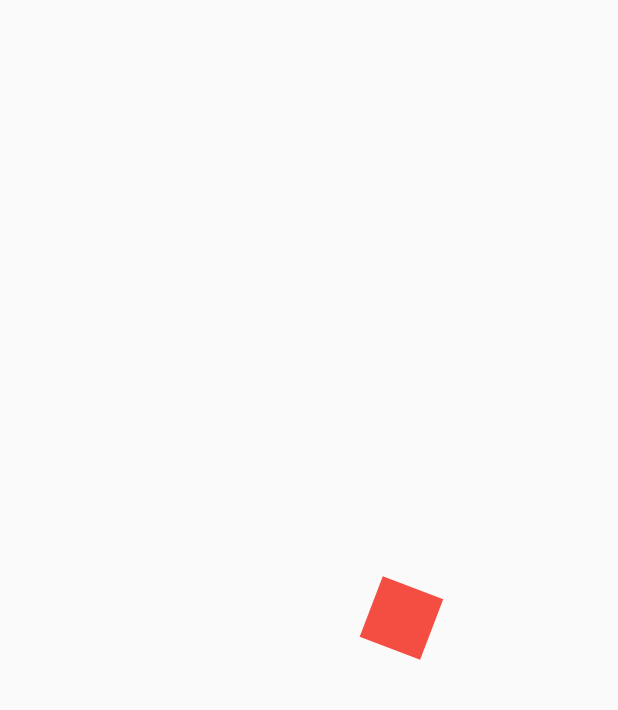
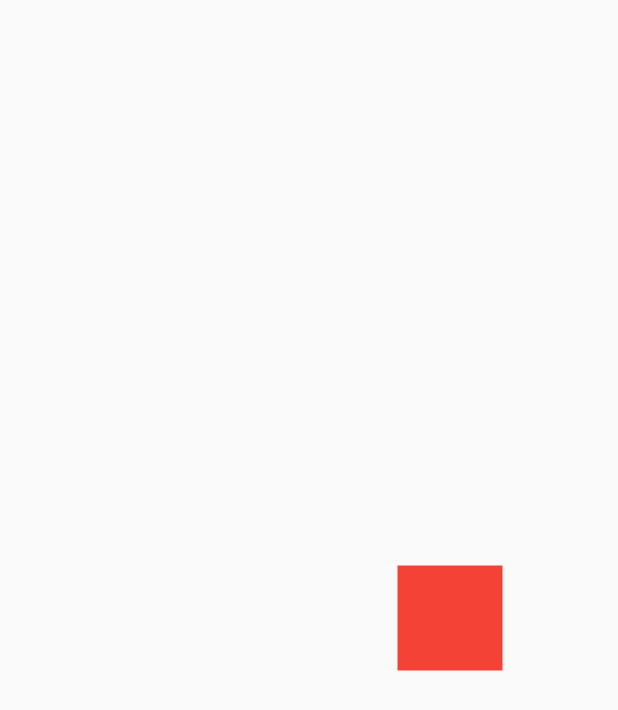
Before and after one commit to julianfrancodev/bug-free-flutter-painter-animatios, a Flutter app: the first screen one second after launch, on a phone screen of 412 x 824 dp. Shown: the top 710 px of the screen. Run offline on Flutter 3.47's test engine with Material 2 defaults, Android fonts, the phone set to English and light mode, and no system bars.

Commit message:
improve new rectangle animation

```diff
--- /dev/null
+++ b/lib/challenges/box_animated.dart
@@ -0,0 +1,83 @@
+import 'package:flutter/material.dart';
+
+class BoxAnimatedPage extends StatelessWidget {
+  @override
+  Widget build(BuildContext context) {
+    return Scaffold(
+      body: Center(child: _RectangleAnimated()),
+    );
+  }
+}
+
+class _Rectagle extends StatelessWidget {
+  @override
+  Widget build(BuildContext context) {
+    return Container(
+      width: 70,
+      height: 70,
+      decoration: BoxDecoration(color: Colors.red),
+    );
+  }
+}
+
+class _RectangleAnimated extends StatefulWidget {
+  @override
+  __RectangleAnimatedState createState() => __RectangleAnimatedState();
+}
+
+class __RectangleAnimatedState extends State<_RectangleAnimated>
+    with SingleTickerProviderStateMixin {
+  AnimationController controller;
+
+  Animation<double> moveToRight;
+  Animation<double> moveToUp;
+  Animation<double> moveToLeft;
+  Animation<double> moveToDown;
+
+  @override
+  void initState() {
+    // TODO: implement initState
+
+    controller = new AnimationController(
+        vsync: this, duration: Duration(milliseconds: 4000));
+
+    moveToRight = Tween(begin: 0.0, end: 100.0).animate(CurvedAnimation(
+        parent: controller,
+        curve: Interval(0.0, 0.25, curve: Curves.bounceOut)));
+    moveToUp = Tween(begin: 0.0, end: -100.0).animate(CurvedAnimation(
+        parent: controller,
+        curve: Interval(0.25, 0.50, curve: Curves.bounceOut)));
+    moveToLeft = Tween(begin: 0.0, end: -100.0).animate(CurvedAnimation(
+        parent: controller,
+        curve: Interval(0.5, 0.75, curve: Curves.bounceOut)));
+    moveToDown = Tween(begin: 0.0, end: 100.0).animate(CurvedAnimation(
+        parent: controller,
+        curve: Interval(0.75, 1.0, curve: Curves.bounceOut)));
+
+    super.initState();
+  }
+
+  @override
+  void dispose() {
+    // TODO: implement dispose
+    controller.dispose();
+    super.dispose();
+  }
+
+  @override
+  Widget build(BuildContext context) {
+    controller.forward();
+    print(moveToRight.value);
+    return AnimatedBuilder(
+      animation: controller,
+      child: _Rectagle(),
+      builder: (context, child) {
+        return Transform.translate(
+          offset: Offset(moveToRight.value + moveToLeft.value,
+              moveToUp.value + moveToDown.value),
+          child: child,
+        );
+      },
+    );
+  }
+}
--- a/lib/main.dart
+++ b/lib/main.dart
@@ -1,3 +1,4 @@
+import 'package:custom_painter/challenges/box_animated.dart';
 import 'package:custom_painter/pages/animations_page.dart';
 import 'package:custom_painter/pages/header_page.dart';
 import 'package:flutter/material.dart';
@@ -5,6 +6,6 @@ import 'package:flutter/material.dart';
 void main(){
   runApp(MaterialApp(
     debugShowCheckedModeBanner: false,
-    home: AnimationsPage(),
+    home: BoxAnimatedPage(),
   ));
 }
--- a/lib/pages/animations_page.dart
+++ b/lib/pages/animations_page.dart
@@ -33,8 +33,10 @@ class _AnimatedRectagleState extends State<AnimatedRectagle>
   AnimationController controller;
   Animation<double> rotation;
   Animation<double> opacity;
+
   Animation<double> moveToRight;
   Animation<double> scale;
+  Animation<double> opacityOut;
 
   @override
   void initState() {
@@ -47,6 +49,9 @@ class _AnimatedRectagleState extends State<AnimatedRectagle>
     opacity = Tween(begin: 0.1, end: 1.0).animate((CurvedAnimation(
         parent: controller, curve: Interval(0, 0.25, curve: Curves.easeOut))));
 
+    opacityOut = Tween(begin: 0.1, end: 1.0).animate((CurvedAnimation(
+        parent: controller, curve: Interval(0.75, 1.0, curve: Curves.easeOut))));
+
     moveToRight = Tween(begin: 0.0, end: 200.0)
         .animate(CurvedAnimation(parent: controller, curve: Curves.easeOut));
 
@@ -54,7 +59,6 @@ class _AnimatedRectagleState extends State<AnimatedRectagle>
         .animate(CurvedAnimation(parent: controller, curve: Curves.easeOut));
 
     controller.addListener(() {
-      print('Status ${controller.status}');
 
       if (controller.status == AnimationStatus.completed) {
         controller.reverse();
@@ -78,12 +82,14 @@ class _AnimatedRectagleState extends State<AnimatedRectagle>
       animation: controller,
       child: _Rectagle(),
       builder: (context, child) {
+        print('Opacity ${opacity.status}');
+        // print('Rotation ${rotation.status}');
         return Transform.translate(
           offset: Offset(moveToRight.value, 0),
           child: Transform.rotate(
               angle: rotation.value,
               child: Opacity(
-                opacity: opacity.value,
+                opacity: opacity.value - opacityOut.value,
                 child: Transform.scale(scale: scale.value, child: child),
               )),
         );
```
